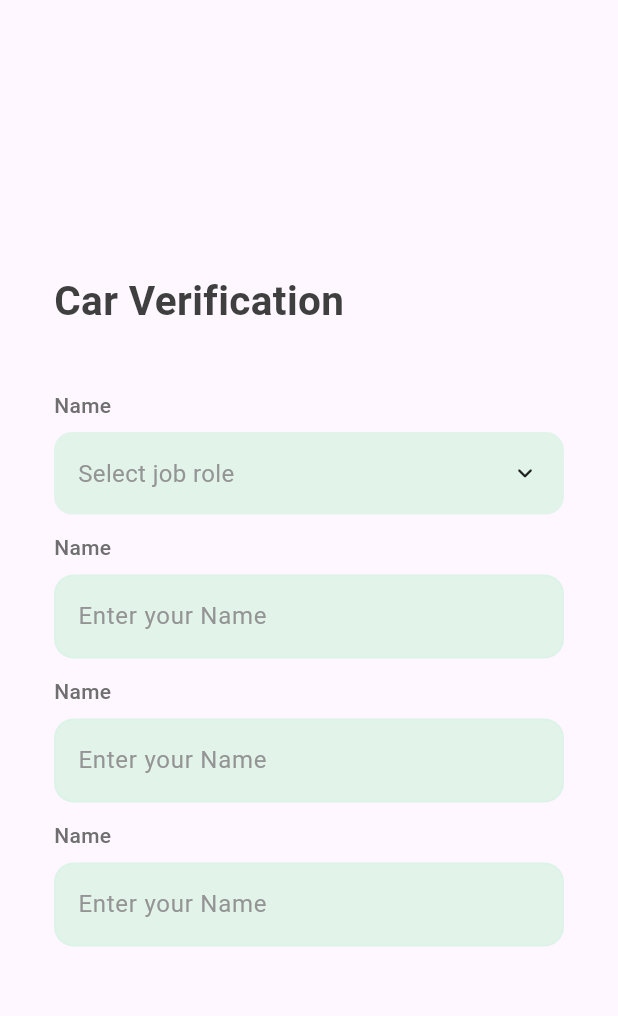
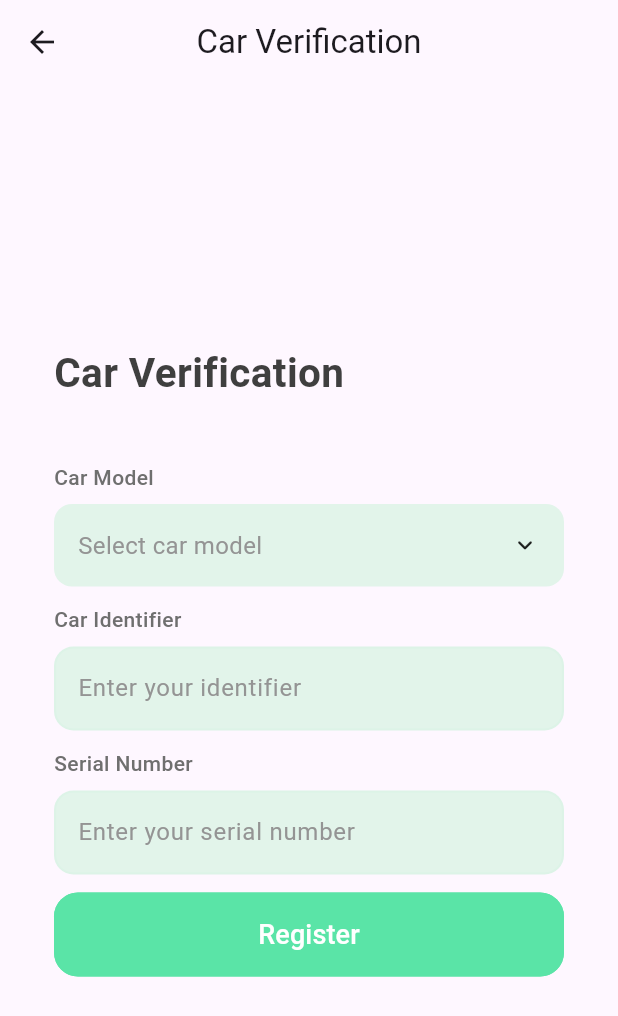
Before and after one commit to saifmn66/ecar_flutter, a Flutter app: the CarVerifyScreen screen opened by its route, on a phone screen of 412 x 824 dp. Shown: the top 1016 px of the screen. Run offline on Flutter 3.47's test engine with Material 3 defaults, Android fonts, the phone set to English and light mode, and no system bars; drawn by our look-alikes of animated_custom_dropdown; our stand-ins replace flutter_map, flutter_secure_storage, google_fonts, introduction_screen, latlong2, lottie and 1 more; missing offline and left inert: dart_jsonwebtoken, flutter_verification_code; accounts and stored records are empty.

Commit message:
handling creating user

```diff
--- /dev/null
+++ b/lib/login/models/userModel.dart
@@ -0,0 +1,71 @@
+class User {
+  final String phoneNumber;
+  final String email;
+  final String userName;
+  final List<Car> cars;
+  final String passwd;
+  final String role;
+
+  User({
+    required this.phoneNumber,
+    required this.email,
+    required this.userName,
+    required this.cars,
+    required this.passwd,
+    required this.role,
+  });
+
+  factory User.fromJson(Map<String, dynamic> json) {
+    return User(
+      phoneNumber: json['PhoneNumber'],
+      email: json['Email'],
+      userName: json['UserName'],
+      cars: (json['Car'] as List).map((carJson) => Car.fromJson(carJson)).toList(),
+      passwd: json['Passwd'],
+      role: json['Role'],
+    );
+  }
+
+  Map<String, dynamic> toJson() {
+    return {
+      'PhoneNumber': phoneNumber,
+      'Email': email,
+      'UserName': userName,
+      'Car': cars.map((car) => car.toJson()).toList(),
+      'Passwd': passwd,
+      'Role': role,
+    };
+  }
+}
+
+class Car {
+  final String carModel;
+  final String carId;
+  final String serialNumber;
+  final int battery;
+
+  Car({
+    required this.carModel,
+    required this.carId,
+    required this.serialNumber,
+    required this.battery,
+  });
+
+  factory Car.fromJson(Map<String, dynamic> json) {
+    return Car(
+      carModel: json['carModel'],
+      carId: json['CarId'],
+      serialNumber: json['SerialNumber'],
+      battery: json['battery'],
+    );
+  }
+
+  Map<String, dynamic> toJson() {
+    return {
+      'carModel': carModel,
+      'CarId': carId,
+      'SerialNumber': serialNumber,
+      'battery': battery,
+    };
+  }
+}
--- a/lib/login/screens/carVerifScreen.dart
+++ b/lib/login/screens/carVerifScreen.dart
@@ -1,8 +1,22 @@
+import 'package:e_car/login/services/userService.dart';
+import 'package:e_car/login/widgets/button.dart';
 import 'package:e_car/login/widgets/dropDownWidget.dart';
 import 'package:flutter/material.dart';
+import 'package:e_car/login/models/userModel.dart';
 
 class CarVerifyScreen extends StatefulWidget {
-  const CarVerifyScreen({super.key});
+  final String Name;
+  final String Email;
+  final String Phone;
+  final String Passwd;
+
+  const CarVerifyScreen({
+    super.key,
+    required this.Name,
+    required this.Email,
+    required this.Phone,
+    required this.Passwd,
+  });
 
   @override
   State<CarVerifyScreen> createState() => _CarVerifyScreenState();
@@ -10,11 +24,16 @@ class CarVerifyScreen extends StatefulWidget {
 
 class _CarVerifyScreenState extends State<CarVerifyScreen> {
   // Define the TextEditingController
-  final TextEditingController nameController = TextEditingController();
+  final TextEditingController carModelController = TextEditingController();
+  final TextEditingController identifierController = TextEditingController();
+  final TextEditingController serialNumberController = TextEditingController();
+
+  final UserController userService = UserController();
 
   @override
   Widget build(BuildContext context) {
     return Scaffold(
+      appBar: AppBar(title: const Text('Car Verification'), centerTitle: true),
       body: Center(
         child: SingleChildScrollView(
           scrollDirection: Axis.vertical,
@@ -35,9 +54,9 @@ class _CarVerifyScreenState extends State<CarVerifyScreen> {
                 ),
                 const SizedBox(height: 40.0),
 
-                // Name Input Field
+                // Car Model Input Field
                 const Text(
-                  "Name",
+                  "Car Model",
                   style: TextStyle(
                     fontSize: 14.0,
                     fontWeight: FontWeight.w500,
@@ -45,10 +64,16 @@ class _CarVerifyScreenState extends State<CarVerifyScreen> {
                   ),
                 ),
                 const SizedBox(height: 8.0),
-                SearchDropdown(),
+                SearchDropdown(
+                  onValueChanged: (value) {
+                    carModelController.text = value.toString();
+                  },
+                ),
                 const SizedBox(height: 12.0),
+
+                // Car Identifier Input Field
                 const Text(
-                  "Name",
+                  "Car Identifier",
                   style: TextStyle(
                     fontSize: 14.0,
                     fontWeight: FontWeight.w500,
@@ -57,7 +82,7 @@ class _CarVerifyScreenState extends State<CarVerifyScreen> {
                 ),
                 const SizedBox(height: 8.0),
                 TextField(
-                  controller: nameController,
+                  controller: identifierController,
                   decoration: InputDecoration(
                     enabledBorder: OutlineInputBorder(
                       borderSide: const BorderSide(
@@ -74,15 +99,17 @@ class _CarVerifyScreenState extends State<CarVerifyScreen> {
                     ),
                     filled: true,
                     fillColor: const Color.fromARGB(44, 90, 228, 134),
-                    hintText: "Enter your Name",
+                    hintText: "Enter your identifier",
                     hintStyle: const TextStyle(
                       color: Color.fromARGB(255, 148, 148, 148),
                     ),
                   ),
                 ),
                 const SizedBox(height: 12.0),
+
+                // Serial Number Input Field
                 const Text(
-                  "Name",
+                  "Serial Number",
                   style: TextStyle(
                     fontSize: 14.0,
                     fontWeight: FontWeight.w500,
@@ -91,7 +118,7 @@ class _CarVerifyScreenState extends State<CarVerifyScreen> {
                 ),
                 const SizedBox(height: 8.0),
                 TextField(
-                  controller: nameController,
+                  controller: serialNumberController,
                   decoration: InputDecoration(
                     enabledBorder: OutlineInputBorder(
                       borderSide: const BorderSide(
@@ -108,47 +135,49 @@ class _CarVerifyScreenState extends State<CarVerifyScreen> {
                     ),
                     filled: true,
                     fillColor: const Color.fromARGB(44, 90, 228, 134),
-                    hintText: "Enter your Name",
+                    hintText: "Enter your serial number",
                     hintStyle: const TextStyle(
-                          color: Color.fromARGB(255, 148, 148, 148),
-                        ),
+                      color: Color.fromARGB(255, 148, 148, 148),
+                    ),
                   ),
                 ),
                 const SizedBox(height: 12.0),
-                const Text(
-                  "Name",
-                  style: TextStyle(
-                    fontSize: 14.0,
-                    fontWeight: FontWeight.w500,
-                    color: Color(0xFF6F6F6F),
-                  ),
+
+                // Register Button
+                CustomButton(
+                  color: const Color(0xFF5AE4A7),
+                  textColor: const Color.fromARGB(255, 255, 255, 255),
+                  borderColor: const Color(0xFF5AE4A7),
+                  text: "Register",
+                  onPressed: () async {
+                    // Collect user and car data
+                    final car = Car(
+                      carModel: carModelController.text.trim(),
+                      carId: identifierController.text.trim(),
+                      serialNumber: serialNumberController.text.trim(),
+                      battery: 100, // Default battery value
+                    );
+
+                    final user = User(
+                      phoneNumber: widget.Phone,
+                      email: widget.Email,
+                      userName: widget.Name,
+                      cars: [car],
+                      passwd: widget.Passwd,
+                      role: 'user', // Default role
+                    );
+
+                    // Call the UserController to create the user
+                    await userService.createUser(user);
+
+                    // Show success message or navigate to another screen
+                    ScaffoldMessenger.of(context).showSnackBar(
+                      const SnackBar(
+                        content: Text('User registered successfully!'),
+                      ),
+                    );
+                  },
                 ),
-                const SizedBox(height: 8.0),
-                TextField(
-                  controller: nameController,
-                  decoration: InputDecoration(
-                    enabledBorder: OutlineInputBorder(
-                      borderSide: const BorderSide(
-                        color: Color.fromARGB(10, 90, 228, 166),
-                        width: 1.5,
-                      ),
-                      borderRadius: BorderRadius.circular(13.0),
-                    ),
-                    focusedBorder: OutlineInputBorder(
-                      borderSide: const BorderSide(
-                        color: Color.fromARGB(36, 90, 228, 166),
-                      ),
-                      borderRadius: BorderRadius.circular(13.0),
-                    ),
-                    filled: true,
-                    fillColor: const Color.fromARGB(44, 90, 228, 134),
-                    hintText: "Enter your Name",
-                    hintStyle: const TextStyle(
-                          color: Color.fromARGB(255, 148, 148, 148),
-                        ),
-                  ),
-                ),
-                const SizedBox(height: 12.0),
               ],
             ),
           ),
--- a/lib/login/screens/registerScreen.dart
+++ b/lib/login/screens/registerScreen.dart
@@ -272,7 +272,7 @@ class _RegisterScreenState extends State<RegisterScreen> {
                   Navigator.push(
                     context,
                     MaterialPageRoute(
-                      builder: (context) => const NumVerifyScreen(),
+                      builder: (context) => NumVerifyScreen(Name: nameController.text, Email: emailController.text, Phone: phoneController.text, Passwd: passwordController.text),
                     ),
                   );
                 },
--- a/lib/login/widgets/dropDownWidget.dart
+++ b/lib/login/widgets/dropDownWidget.dart
@@ -1,6 +1,17 @@
 import 'package:animated_custom_dropdown/custom_dropdown.dart';
 import 'package:flutter/material.dart';
-import 'dart:developer';
+
+class Job {
+  final String title;
+  final IconData icon;
+
+  const Job(this.title, this.icon);
+
+  @override
+  String toString() {
+    return title;
+  }
+}
 
 const List<Job> _list = [
   Job('Developer', Icons.developer_mode),
@@ -22,12 +33,15 @@ const List<Job> _list = [
 ];
 
 class SearchDropdown extends StatelessWidget {
-  const SearchDropdown({Key? key}) : super(key: key);
+  final TextEditingController selectCarController = TextEditingController();
+  final Function(String) onValueChanged;
+
+  SearchDropdown({Key? key, required this.onValueChanged}) : super(key: key);
 
   @override
   Widget build(BuildContext context) {
     return CustomDropdown<Job>.search(
-      hintText: 'Select job role',
+      hintText: 'Select car model',
       items: _list,
       decoration: CustomDropdownDecoration(
         closedFillColor: const Color.fromARGB(44, 90, 228, 134),
@@ -38,24 +52,12 @@ class SearchDropdown extends StatelessWidget {
       ),
       excludeSelected: false,
       onChanged: (value) {
-        log('changing value to: $value');
+        if (value != null) {
+          onValueChanged(
+            value.toString(),
+          ); // Trigger the callback with the selected value
+        }
       },
     );
   }
 }
-
-class Job with CustomDropdownListFilter {
-  final String name;
-  final IconData icon;
-  const Job(this.name, this.icon);
-
-  @override
-  String toString() {
-    return name;
-  }
-
-  @override
-  bool filter(String query) {
-    return name.toLowerCase().contains(query.toLowerCase());
-  }
-}
```
Also changed, not shown: lib/login/screens/numVerifyScreen.dart (+6 -2 lines), lib/login/services/userService.dart (added, +31 -0 lines), lib/main.dart (+8 -2 lines).
